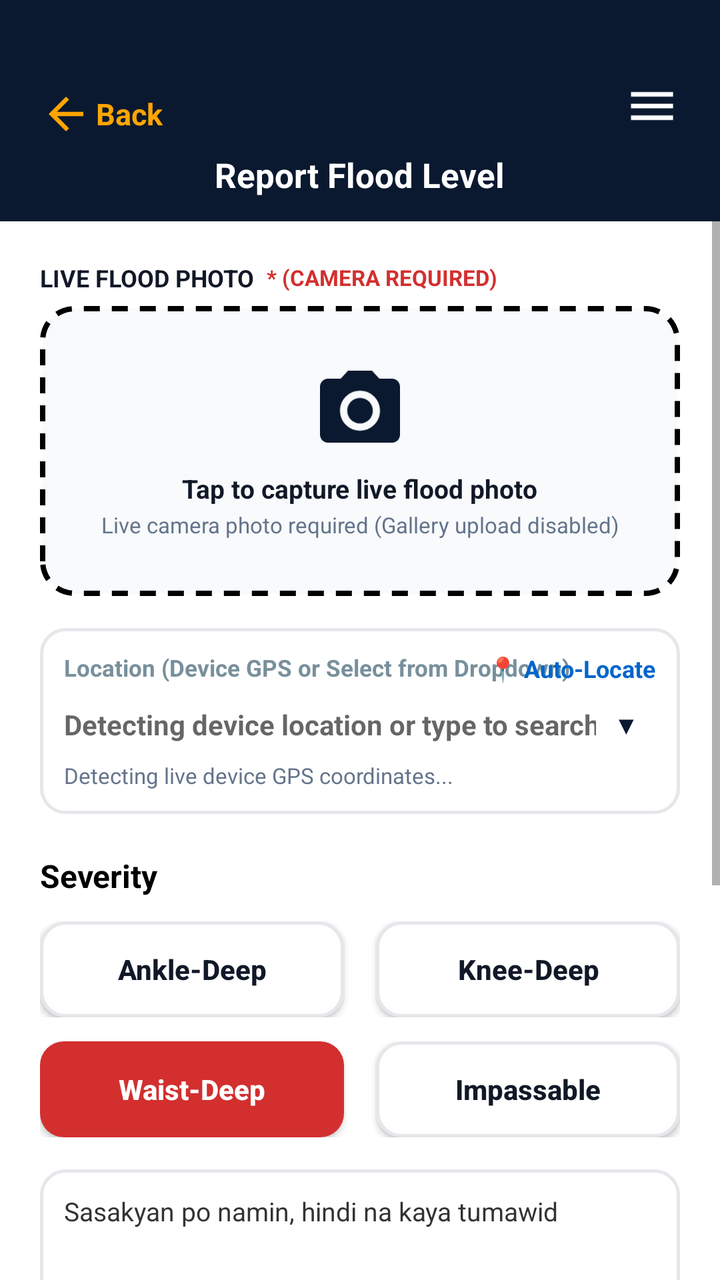
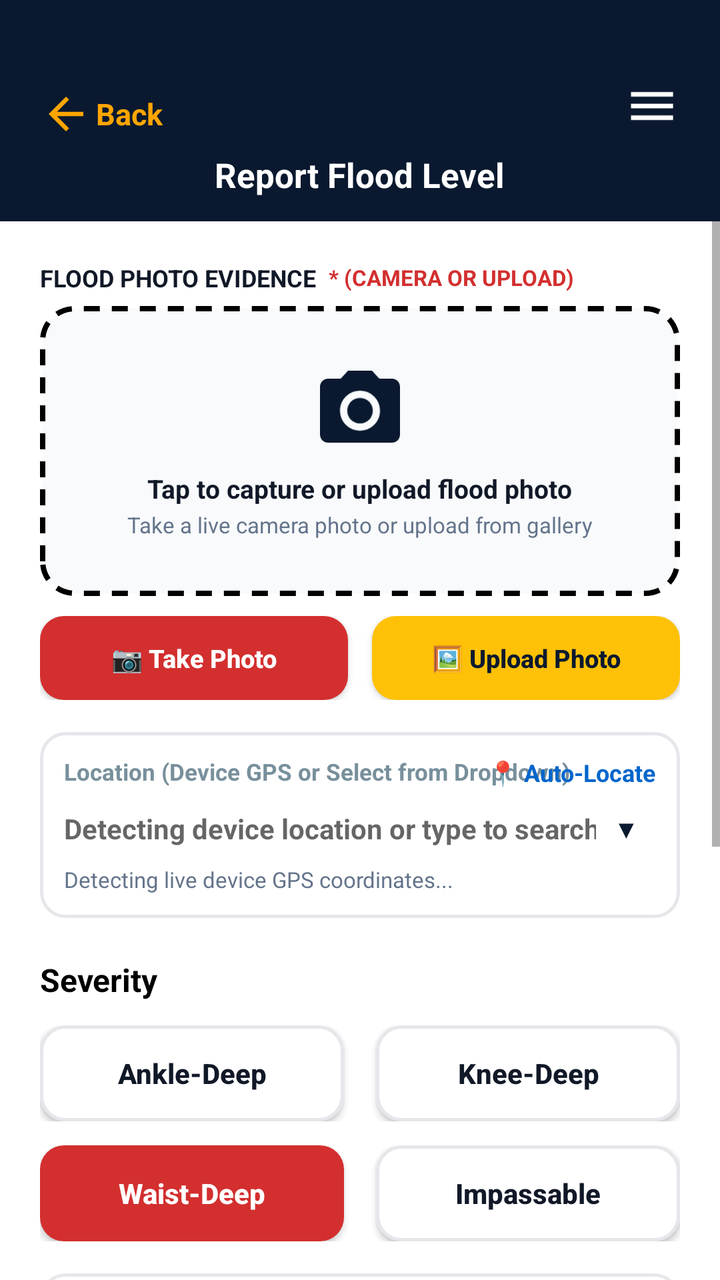

Compare the two renders of this Android layout. The source of the first and the diff that turns it into the second are given below.
<!-- AndroidManifest.xml: activity theme Theme.FloodGuard -->
<!-- res/layout/activity_report_flood.xml -->
<?xml version="1.0" encoding="utf-8"?>
<RelativeLayout xmlns:android="http://schemas.android.com/apk/res/android"
    android:layout_width="match_parent"
    android:layout_height="match_parent"
    android:background="@color/app_bg">

    
    <RelativeLayout
        android:id="@+id/headerBar"
        android:layout_width="match_parent"
        android:layout_height="wrap_content"
        android:minHeight="76dp"
        android:background="#0A192F"
        android:paddingStart="16dp"
        android:paddingEnd="16dp"
        android:paddingTop="36dp"
        android:paddingBottom="12dp"
        android:layout_alignParentTop="true">

        
        <LinearLayout
            android:id="@+id/btnHeaderBack"
            android:layout_width="wrap_content"
            android:layout_height="wrap_content"
            android:layout_alignParentStart="true"
            android:layout_alignParentTop="true"
            android:gravity="center_vertical"
            android:orientation="horizontal"
            android:paddingStart="4dp"
            android:paddingEnd="10dp"
            android:paddingTop="8dp"
            android:background="?attr/selectableItemBackground"
            android:clickable="true"
            android:focusable="true">

            <ImageView
                android:layout_width="26dp"
                android:layout_height="26dp"
                android:src="@drawable/ic_back"
                android:contentDescription="Back" />

            <TextView
                android:layout_width="wrap_content"
                android:layout_height="wrap_content"
                android:layout_marginStart="2dp"
                android:text="Back"
                android:textColor="#FFA500"
                android:textSize="15sp"
                android:textStyle="bold" />
        </LinearLayout>

        
        <ImageView
            android:id="@+id/menuIcon"
            android:layout_width="wrap_content"
            android:layout_height="wrap_content"
            android:layout_alignParentEnd="true"
            android:layout_alignTop="@id/btnHeaderBack"
            android:layout_alignBottom="@id/btnHeaderBack"
            android:paddingStart="4dp"
            android:paddingEnd="4dp"
            android:src="@drawable/ic_menu"
            android:contentDescription="Menu" />

        
        <TextView
            android:layout_width="wrap_content"
            android:layout_height="wrap_content"
            android:layout_below="@id/btnHeaderBack"
            android:layout_centerHorizontal="true"
            android:layout_marginTop="6dp"
            android:text="Report Flood Level"
            android:textColor="@android:color/white"
            android:textSize="17sp"
            android:textStyle="bold" />
    </RelativeLayout>

    
    <ScrollView
        android:id="@+id/reportScrollView"
        android:layout_width="match_parent"
        android:layout_height="match_parent"
        android:layout_below="@id/headerBar"
        android:fillViewport="true"
        android:isScrollContainer="true"
        android:scrollbars="vertical"
        android:fadeScrollbars="false"
        android:overScrollMode="always"
        android:clipToPadding="false">

        <LinearLayout
            android:layout_width="match_parent"
            android:layout_height="wrap_content"
            android:orientation="vertical"
            android:paddingStart="20dp"
            android:paddingTop="20dp"
            android:paddingEnd="20dp"
            android:paddingBottom="100dp">

            
            <LinearLayout
                android:layout_width="match_parent"
                android:layout_height="wrap_content"
                android:orientation="horizontal"
                android:gravity="center_vertical"
                android:layout_marginBottom="6dp">

                <TextView
                    android:layout_width="wrap_content"
                    android:layout_height="wrap_content"
                    android:text="LIVE FLOOD PHOTO"
                    android:textColor="@color/text_primary"
                    android:textSize="12sp"
                    android:textStyle="bold" />

                <TextView
                    android:layout_width="wrap_content"
                    android:layout_height="wrap_content"
                    android:layout_marginStart="6dp"
                    android:text="* (CAMERA REQUIRED)"
                    android:textColor="#D32F2F"
                    android:textSize="11sp"
                    android:textStyle="bold" />
            </LinearLayout>

            
            <FrameLayout
                android:id="@+id/photoPickerBox"
                android:layout_width="match_parent"
                android:layout_height="145dp"
                android:background="@drawable/dashed_border"
                android:clickable="true"
                android:focusable="true"
                android:layout_marginBottom="16dp">

                <ImageView
                    android:id="@+id/photoPreview"
                    android:layout_width="match_parent"
                    android:layout_height="match_parent"
                    android:scaleType="centerCrop"
                    android:visibility="gone"
                    android:contentDescription="Captured Photo Preview" />

                <TextView
                    android:id="@+id/tvPhotoBadge"
                    android:layout_width="wrap_content"
                    android:layout_height="wrap_content"
                    android:layout_gravity="bottom|center_horizontal"
                    android:layout_marginBottom="8dp"
                    android:background="@drawable/icon_badge_bg"
                    android:paddingStart="12dp"
                    android:paddingTop="5dp"
                    android:paddingEnd="12dp"
                    android:paddingBottom="5dp"
                    android:text="📷 Camera Photo Attached • Tap to Retake"
                    android:textColor="@android:color/white"
                    android:textSize="11sp"
                    android:textStyle="bold"
                    android:visibility="gone" />

                <LinearLayout
                    android:id="@+id/photoPlaceholder"
                    android:layout_width="wrap_content"
                    android:layout_height="wrap_content"
                    android:layout_gravity="center"
                    android:gravity="center"
                    android:orientation="vertical">

                    <ImageView
                        android:layout_width="48dp"
                        android:layout_height="48dp"
                        android:src="@drawable/ic_camera"
                        android:contentDescription="Capture Photo" />

                    <TextView
                        android:layout_width="wrap_content"
                        android:layout_height="wrap_content"
                        android:layout_marginTop="6dp"
                        android:text="Tap to capture live flood photo"
                        android:textColor="@color/text_primary"
                        android:textSize="13sp"
                        android:textStyle="bold" />

                    <TextView
                        android:layout_width="wrap_content"
                        android:layout_height="wrap_content"
                        android:layout_marginTop="2dp"
                        android:text="Live camera photo required (Gallery upload disabled)"
                        android:textColor="#64748B"
                        android:textSize="11sp" />
                </LinearLayout>
            </FrameLayout>

            
            <LinearLayout
                android:layout_width="match_parent"
                android:layout_height="wrap_content"
                android:background="@drawable/search_bg"
                android:orientation="vertical"
                android:padding="12dp"
                android:layout_marginBottom="20dp">

                <RelativeLayout
                    android:layout_width="match_parent"
                    android:layout_height="wrap_content">

                    <TextView
                        android:layout_width="wrap_content"
                        android:layout_height="wrap_content"
                        android:layout_alignParentStart="true"
                        android:text="Location (Device GPS or Select from Dropdown)"
                        android:textColor="#78909C"
                        android:textSize="11.5sp"
                        android:textStyle="bold" />

                    <TextView
                        android:id="@+id/btnRefreshLocation"
                        android:layout_width="wrap_content"
                        android:layout_height="wrap_content"
                        android:layout_alignParentEnd="true"
                        android:text="📍 Auto-Locate"
                        android:textColor="#0066CC"
                        android:textSize="12sp"
                        android:textStyle="bold"
                        android:clickable="true"
                        android:focusable="true" />
                </RelativeLayout>

                <LinearLayout
                    android:layout_width="match_parent"
                    android:layout_height="wrap_content"
                    android:orientation="horizontal"
                    android:gravity="center_vertical"
                    android:layout_marginTop="6dp">

                    <AutoCompleteTextView
                        android:id="@+id/locationInput"
                        android:layout_width="0dp"
                        android:layout_height="wrap_content"
                        android:layout_weight="1"
                        android:background="@null"
                        android:completionThreshold="1"
                        android:dropDownWidth="match_parent"
                        android:dropDownHeight="220dp"
                        android:dropDownVerticalOffset="8dp"
                        android:popupBackground="@drawable/dropdown_menu_bg"
                        android:hint="Detecting device location or type to search..."
                        android:textColor="@color/text_primary"
                        android:textSize="14sp"
                        android:textStyle="bold"
                        android:paddingTop="4dp"
                        android:paddingBottom="4dp"
                        android:inputType="text"
                        android:imeOptions="actionDone" />

                    <TextView
                        android:id="@+id/btnClearLocation"
                        android:layout_width="28dp"
                        android:layout_height="28dp"
                        android:gravity="center"
                        android:text="✕"
                        android:textColor="#94A3B8"
                        android:textSize="13sp"
                        android:textStyle="bold"
                        android:visibility="gone"
                        android:clickable="true"
                        android:focusable="true" />

                    <TextView
                        android:id="@+id/btnLocationDropdown"
                        android:layout_width="30dp"
                        android:layout_height="28dp"
                        android:gravity="center"
                        android:text="▼"
                        android:textColor="#0A192F"
                        android:textSize="12sp"
                        android:textStyle="bold"
                        android:clickable="true"
                        android:focusable="true" />
                </LinearLayout>

                <TextView
                    android:id="@+id/locationCoordsText"
                    android:layout_width="match_parent"
                    android:layout_height="wrap_content"
                    android:layout_marginTop="4dp"
                    android:text="Detecting live device GPS coordinates..."
                    android:textColor="#64748B"
                    android:textSize="11sp" />
            </LinearLayout>

            
            <TextView
                android:layout_width="wrap_content"
                android:layout_height="wrap_content"
                android:text="Severity"
                android:textColor="#000000"
                android:textSize="16sp"
                android:textStyle="bold"
                android:layout_marginBottom="12dp" />

            
            <LinearLayout
                android:layout_width="match_parent"
                android:layout_height="wrap_content"
                android:orientation="vertical"
                android:layout_marginBottom="16dp">

                
                <LinearLayout
                    android:layout_width="match_parent"
                    android:layout_height="wrap_content"
                    android:orientation="horizontal"
                    android:layout_marginBottom="12dp">

                    <Button
                        android:id="@+id/btnAnkleDeep"
                        android:layout_width="0dp"
                        android:layout_height="48dp"
                        android:layout_weight="1"
                        android:background="@drawable/btn_severity_default"
                        android:text="Ankle-Deep"
                        android:textColor="@color/text_primary"
                        android:textStyle="bold"
                        android:textAllCaps="false"
                        android:layout_marginEnd="8dp" />

                    <Button
                        android:id="@+id/btnKneeDeep"
                        android:layout_width="0dp"
                        android:layout_height="48dp"
                        android:layout_weight="1"
                        android:background="@drawable/btn_severity_default"
                        android:text="Knee-Deep"
                        android:textColor="@color/text_primary"
                        android:textStyle="bold"
                        android:textAllCaps="false"
                        android:layout_marginStart="8dp" />
                </LinearLayout>

                
                <LinearLayout
                    android:layout_width="match_parent"
                    android:layout_height="wrap_content"
                    android:orientation="horizontal">

                    <Button
                        android:id="@+id/btnWaistDeep"
                        android:layout_width="0dp"
                        android:layout_height="48dp"
                        android:layout_weight="1"
                        android:background="@drawable/btn_severity_selected"
                        android:text="Waist-Deep"
                        android:textColor="@android:color/white"
                        android:textStyle="bold"
                        android:textAllCaps="false"
                        android:layout_marginEnd="8dp" />

                    <Button
                        android:id="@+id/btnImpassable"
                        android:layout_width="0dp"
                        android:layout_height="48dp"
                        android:layout_weight="1"
                        android:background="@drawable/btn_severity_default"
                        android:text="Impassable"
                        android:textColor="@color/text_primary"
                        android:textStyle="bold"
                        android:textAllCaps="false"
                        android:layout_marginStart="8dp" />
                </LinearLayout>

            </LinearLayout>

            
            <EditText
                android:id="@+id/notesInput"
                android:layout_width="match_parent"
                android:layout_height="80dp"
                android:background="@drawable/search_bg"
                android:padding="12dp"
                android:gravity="top|start"
                android:hint="Notes (optional) • Karagdagang detalye..."
                android:text="Sasakyan po namin, hindi na kaya tumawid"
                android:textSize="13sp"
                android:textColor="#333333"
                android:layout_marginBottom="24dp"
                android:scrollbars="vertical"
                android:overScrollMode="always"
                android:inputType="textMultiLine|textCapSentences" />

            
            <CheckBox
                android:id="@+id/chkSendSmsOnSubmit"
                android:layout_width="match_parent"
                android:layout_height="wrap_content"
                android:text="Broadcast Emergency Alert"
                android:textColor="@color/text_primary"
                android:textSize="13sp"
                android:textStyle="bold"
                android:checked="false"
                android:visibility="gone"
                android:layout_marginBottom="10dp" />

            
            <TextView
                android:id="@+id/tvRemainingReports"
                android:layout_width="match_parent"
                android:layout_height="wrap_content"
                android:text="Daily Report Limit: 4 / 4 remaining today (Resets daily)"
                android:textColor="#0066CC"
                android:textSize="13sp"
                android:textStyle="bold"
                android:gravity="center"
                android:layout_marginBottom="12dp" />

            
            <Button
                android:id="@+id/submitReportButton"
                android:layout_width="match_parent"
                android:layout_height="52dp"
                android:background="@drawable/btn_yellow"
                android:text="SUBMIT REPORT"
                android:textColor="#000000"
                android:textSize="15sp"
                android:textStyle="bold" />

            
            <Button
                android:id="@+id/btnCancelReport"
                android:layout_width="match_parent"
                android:layout_height="50dp"
                android:layout_marginTop="10dp"
                android:layout_marginBottom="24dp"
                android:background="@drawable/btn_severity_default"
                android:text="← BACK / CANCEL"
                android:textColor="#1E293B"
                android:textSize="14sp"
                android:textStyle="bold" />

        </LinearLayout>
    </ScrollView>

</RelativeLayout>
<!-- resources referenced by this layout -->
<resources>
  <color name="app_bg">#FFFFFF</color>
  <color name="text_primary">#111827</color>
  <!-- drawable btn_severity_default (drawable) -->
  <?xml version="1.0" encoding="utf-8"?>
  <shape xmlns:android="http://schemas.android.com/apk/res/android"
      android:shape="rectangle">
      <solid android:color="@color/card_bg" />
      <corners android:radius="12dp" />
      <stroke
          android:width="1.5dp"
          android:color="@color/card_stroke" />
  </shape>
  <!-- drawable btn_severity_selected (drawable) -->
  <?xml version="1.0" encoding="utf-8"?>
  <shape xmlns:android="http://schemas.android.com/apk/res/android"
      android:shape="rectangle">
      <solid android:color="#D32F2F" />
      <corners android:radius="12dp" />
  </shape>
  <!-- drawable btn_yellow (drawable) -->
  <?xml version="1.0" encoding="utf-8"?>
  <shape xmlns:android="http://schemas.android.com/apk/res/android"
      android:shape="rectangle">
      <solid android:color="#FFC107" />
      <corners android:radius="12dp" />
  </shape>
  <!-- drawable dashed_border (drawable) -->
  <?xml version="1.0" encoding="utf-8"?>
  <shape xmlns:android="http://schemas.android.com/apk/res/android"
      android:shape="rectangle">
      <solid android:color="#F8FAFC" />
      <corners android:radius="16dp" />
      <stroke
          android:width="2.5dp"
          android:color="#000000"
          android:dashWidth="8dp"
          android:dashGap="6dp" />
  </shape>
  <!-- drawable dropdown_menu_bg (drawable) -->
  <?xml version="1.0" encoding="utf-8"?>
  <shape xmlns:android="http://schemas.android.com/apk/res/android"
      android:shape="rectangle">
      <solid android:color="#FFFFFF" />
      <corners android:radius="16dp" />
      <stroke
          android:width="1dp"
          android:color="#E5E7EB" />
  </shape>
  <!-- drawable ic_back (drawable) -->
  <vector xmlns:android="http://schemas.android.com/apk/res/android"
      android:width="24dp"
      android:height="24dp"
      android:viewportWidth="24"
      android:viewportHeight="24">
    <path
        android:fillColor="#FFA500"
        android:pathData="M20,11H7.83l5.59,-5.59L12,4l-8,8 8,8 1.41,-1.41L7.83,13H20v-2z"/>
  </vector>
  <!-- drawable ic_menu (drawable) -->
  <vector xmlns:android="http://schemas.android.com/apk/res/android"
      android:width="28dp"
      android:height="28dp"
      android:viewportWidth="24"
      android:viewportHeight="24">
      <path
          android:fillColor="#FFFFFF"
          android:pathData="M3,18h18v-2H3v2zm0,-5h18v-2H3v2zm0,-7v2h18V6H3z" />
  </vector>
  <!-- drawable icon_badge_bg (drawable) -->
  <?xml version="1.0" encoding="utf-8"?>
  <shape xmlns:android="http://schemas.android.com/apk/res/android"
      android:shape="rectangle">
      <solid android:color="#0A192F" />
      <corners android:radius="10dp" />
  </shape>
  <!-- drawable search_bg (drawable) -->
  <?xml version="1.0" encoding="utf-8"?>
  <shape xmlns:android="http://schemas.android.com/apk/res/android"
      android:shape="rectangle">
      <solid android:color="@color/card_bg" />
      <corners android:radius="12dp" />
      <stroke
          android:width="1.5dp"
          android:color="@color/card_stroke" />
  </shape>
  <style name="Theme.FloodGuard" parent="Theme.AppCompat.DayNight.NoActionBar">
          <item name="windowActionBar">false</item>
          <item name="windowNoTitle">true</item>
          <item name="android:statusBarColor">#0A192F</item>
          <item name="android:windowLightStatusBar">false</item>
          <item name="android:navigationBarColor">#0A192F</item>
      </style>
  <color name="card_bg">#FFFFFF</color>
  <color name="card_stroke">#E5E7EB</color>
  <!-- unchanged entries left out for length: 1 -->
</resources>

<!-- the commit's change to res/layout/activity_report_flood.xml (unified diff, before → after) -->
@@ -108,7 +108,7 @@
                 <TextView
                     android:layout_width="wrap_content"
                     android:layout_height="wrap_content"
-                    android:text="LIVE FLOOD PHOTO"
+                    android:text="FLOOD PHOTO EVIDENCE"
                     android:textColor="@color/text_primary"
                     android:textSize="12sp"
                     android:textStyle="bold" />
@@ -117,7 +117,7 @@
                     android:layout_width="wrap_content"
                     android:layout_height="wrap_content"
                     android:layout_marginStart="6dp"
-                    android:text="* (CAMERA REQUIRED)"
+                    android:text="* (CAMERA OR UPLOAD)"
                     android:textColor="#D32F2F"
                     android:textSize="11sp"
                     android:textStyle="bold" />
@@ -131,7 +131,7 @@
                 android:background="@drawable/dashed_border"
                 android:clickable="true"
                 android:focusable="true"
-                android:layout_marginBottom="16dp">
+                android:layout_marginBottom="10dp">
 
                 <ImageView
                     android:id="@+id/photoPreview"
@@ -152,7 +152,7 @@
                     android:paddingTop="5dp"
                     android:paddingEnd="12dp"
                     android:paddingBottom="5dp"
-                    android:text="📷 Camera Photo Attached • Tap to Retake"
+                    android:text="📷 Flood Photo Attached • Tap to Change"
                     android:textColor="@android:color/white"
                     android:textSize="11sp"
                     android:textStyle="bold"
@@ -170,13 +170,13 @@
                         android:layout_width="48dp"
                         android:layout_height="48dp"
                         android:src="@drawable/ic_camera"
-                        android:contentDescription="Capture Photo" />
+                        android:contentDescription="Capture or Upload Photo" />
 
                     <TextView
                         android:layout_width="wrap_content"
                         android:layout_height="wrap_content"
                         android:layout_marginTop="6dp"
-                        android:text="Tap to capture live flood photo"
+                        android:text="Tap to capture or upload flood photo"
                         android:textColor="@color/text_primary"
                         android:textSize="13sp"
                         android:textStyle="bold" />
@@ -185,11 +185,45 @@
                         android:layout_width="wrap_content"
                         android:layout_height="wrap_content"
                         android:layout_marginTop="2dp"
-                        android:text="Live camera photo required (Gallery upload disabled)"
+                        android:text="Take a live camera photo or upload from gallery"
                         android:textColor="#64748B"
                         android:textSize="11sp" />
                 </LinearLayout>
             </FrameLayout>
+
+            
+            <LinearLayout
+                android:layout_width="match_parent"
+                android:layout_height="wrap_content"
+                android:orientation="horizontal"
+                android:layout_marginBottom="16dp">
+
+                <Button
+                    android:id="@+id/btnTakeCameraPhoto"
+                    android:layout_width="0dp"
+                    android:layout_height="42dp"
+                    android:layout_weight="1"
+                    android:layout_marginEnd="6dp"
+                    android:background="@drawable/btn_severity_selected"
+                    android:text="📷 Take Photo"
+                    android:textAllCaps="false"
+                    android:textColor="@android:color/white"
+                    android:textSize="12.5sp"
+                    android:textStyle="bold" />
+
+                <Button
+                    android:id="@+id/btnUploadGalleryPhoto"
+                    android:layout_width="0dp"
+                    android:layout_height="42dp"
+                    android:layout_weight="1"
+                    android:layout_marginStart="6dp"
+                    android:background="@drawable/btn_yellow"
+                    android:text="🖼️ Upload Photo"
+                    android:textAllCaps="false"
+                    android:textColor="#0A192F"
+                    android:textSize="12.5sp"
+                    android:textStyle="bold" />
+            </LinearLayout>
 
             
             <LinearLayout
